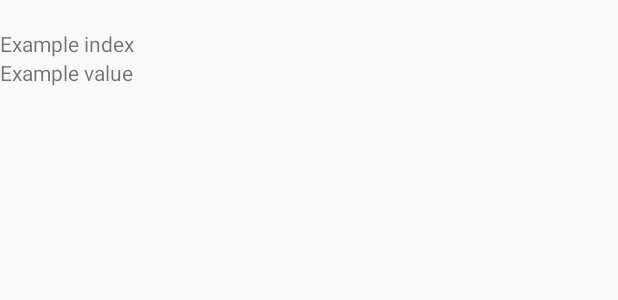
After one commit to gixslayer/TravelApp, an Android app: the layout list_item_main.xml on its own in the app's theme, with its tools: preview values and no code run, on a phone screen of 412 x 824 dp. The commit adds this screen. Shown: the top 300 px of the screen. Run offline under Robolectric (Android 15) with nearby library versions, the phone set to English and light mode, and no system bars.

Commit message:
Worked on AppCache interaction + added example

```diff
--- a/app/build.gradle
+++ b/app/build.gradle
@@ -25,6 +25,7 @@ android {
 dependencies {
     implementation fileTree(include: ['*.jar'], dir: 'libs')
     implementation 'com.android.support.constraint:constraint-layout:1.1.0'
+    implementation 'com.android.support:appcompat-v7:26.1.0'
     testImplementation 'junit:junit:4.12'
     androidTestImplementation 'com.android.support.test:runner:1.0.2'
     androidTestImplementation 'com.android.support.test.espresso:espresso-core:3.0.2'
--- a/app/src/main/AndroidManifest.xml
+++ b/app/src/main/AndroidManifest.xml
@@ -18,6 +18,7 @@
                 <category android:name="android.intent.category.LAUNCHER" />
             </intent-filter>
         </activity>
+        <activity android:name=".TestModelActivity"></activity>
     </application>
 
 </manifest>
--- a/app/src/main/java/rnd/travelapp/utils/StreamUtils.java
+++ b/app/src/main/java/rnd/travelapp/utils/StreamUtils.java
@@ -35,7 +35,7 @@ public class StreamUtils {
             if(bytesRead > 0) {
                 processor.process(buffer, 0, bytesRead);
             }
-        } while(bytesRead == buffer.length);
+        } while(bytesRead > 0);
     }
 
     public interface StreamProcessor {
--- /dev/null
+++ b/app/src/main/res/layout/list_item_main.xml
@@ -0,0 +1,32 @@
+<?xml version="1.0" encoding="utf-8"?>
+<android.support.constraint.ConstraintLayout xmlns:android="http://schemas.android.com/apk/res/android"
+    android:layout_width="match_parent"
+    android:layout_height="wrap_content"
+    xmlns:app="http://schemas.android.com/apk/res-auto">
+
+    <TextView
+        android:id="@+id/main_list_title"
+        app:layout_constraintTop_toTopOf="parent"
+        app:layout_constraintLeft_toRightOf="parent"
+        app:layout_constraintRight_toLeftOf="parent"
+        android:text="Example title"
+        android:layout_width="wrap_content"
+        android:layout_height="wrap_content" />
+
+    <TextView
+        android:id="@+id/main_list_index"
+        app:layout_constraintTop_toBottomOf="@id/main_list_title"
+        app:layout_constraintLeft_toLeftOf="parent"
+        android:text="Example index"
+        android:layout_width="wrap_content"
+        android:layout_height="wrap_content" />
+
+    <TextView
+        android:id="@+id/main_list_value"
+        app:layout_constraintTop_toBottomOf="@id/main_list_index"
+        app:layout_constraintLeft_toLeftOf="parent"
+        android:text="Example value"
+        android:layout_width="wrap_content"
+        android:layout_height="wrap_content" />
+
+</android.support.constraint.ConstraintLayout>
```
Also changed, not shown: app/src/main/java/rnd/travelapp/CacheActivity.java (added, +26 -0 lines), app/src/main/java/rnd/travelapp/MainActivity.java (+19 -10 lines), app/src/main/java/rnd/travelapp/TestModelActivity.java (added, +42 -0 lines), app/src/main/java/rnd/travelapp/VerifyCacheActivity.java (added, +14 -0 lines), app/src/main/java/rnd/travelapp/adapters/TestModelAdapter.java (added, +73 -0 lines), app/src/main/java/rnd/travelapp/cache/AppCache.java (+46 -0 lines), app/src/main/java/rnd/travelapp/models/ModelList.java (added, +56 -0 lines), app/src/main/java/rnd/travelapp/models/TestModel.java (+10 -2 lines), app/src/main/res/layout/activity_main.xml (+7 -12 lines), app/src/main/res/layout/activity_test_model.xml (added, +15 -0 lines).
